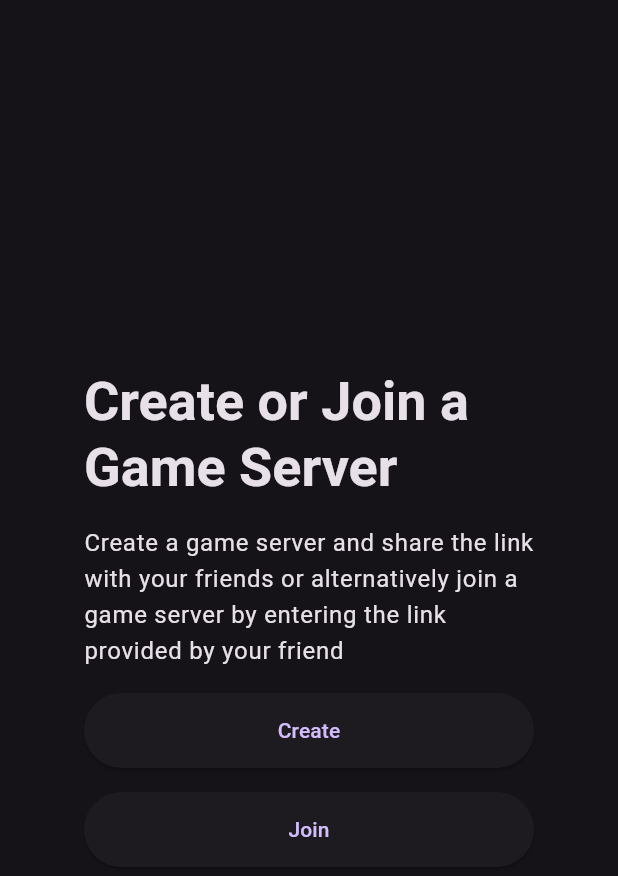
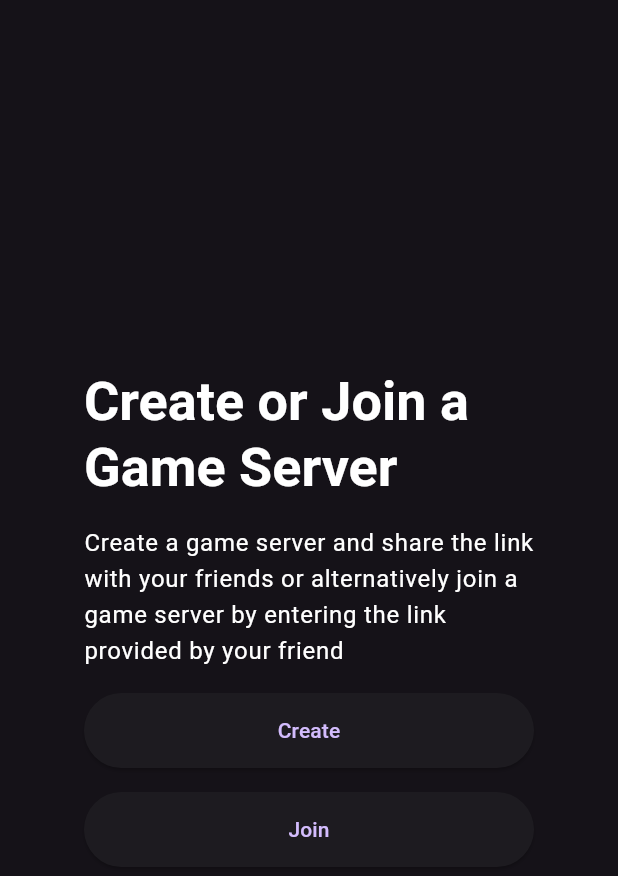
Before and after one commit to donald-88/card-game-sockets, a Flutter app: the screen it shows once a user with an empty profile is signed in, after a tap on "Create", on a phone screen of 412 x 824 dp. Shown: the top 876 px of the screen. Run offline on Flutter 3.47's test engine with Material 2 defaults, Android fonts, the phone set to English and light mode, and no system bars; our stand-ins replace firebase_auth, firebase_core, socket_io_client; accounts and stored records are empty; network calls fail.

```diff
--- a/lib/pages/authentication/signIn.dart
+++ b/lib/pages/authentication/signIn.dart
@@ -50,12 +50,12 @@ class _SignInState extends State<SignIn> {
                 style: Theme.of(context)
                     .textTheme
                     .displaySmall!
-                    .copyWith(fontWeight: FontWeight.bold),
+                    .copyWith(fontWeight: FontWeight.bold, color: Colors.white),
               ),
               const SizedBox(height: 16),
               Text(
                 'Enter your email and password to sign in and start playing!',
-                style: Theme.of(context).textTheme.bodyLarge,
+                style: Theme.of(context).textTheme.bodyLarge!.copyWith(color: Colors.white),
               ),
               const SizedBox(height: 16),
               TextField(
--- a/lib/pages/authentication/signUp.dart
+++ b/lib/pages/authentication/signUp.dart
@@ -43,7 +43,7 @@ class _SignUpState extends State<SignUp> {
                 style: Theme.of(context)
                     .textTheme
                     .displaySmall!
-                    .copyWith(fontWeight: FontWeight.bold),
+                    .copyWith(fontWeight: FontWeight.bold, color: Colors.white),
               ),
               const SizedBox(height: 16),
               Text(
--- a/lib/pages/game.dart
+++ b/lib/pages/game.dart
@@ -43,7 +43,7 @@ class _GamePageState extends State<GamePage> {
                   children: [
                     Text(Provider.of<RoomDataProvider>(context)
                         .player1
-                        .playerId
+                        .playerId.split('@')[0]
                         .toString()),
                     SizedBox(
                       height: 160,
@@ -157,7 +157,7 @@ class _GamePageState extends State<GamePage> {
                     ),
                     Text(Provider.of<RoomDataProvider>(context)
                         .player2
-                        .playerId
+                        .playerId.split('@')[0]
                         .toString()),
                   ],
                 ),
--- a/lib/pages/lobby.dart
+++ b/lib/pages/lobby.dart
@@ -26,18 +26,20 @@ class _LobbyState extends State<Lobby> {
     _socketMethods.updatePlayersStateListener(context);
   }
 
-  void createRoom(){
+  void createRoom() {
     User? currentUser = _auth.currentUser;
-     _socketMethods.createRoom(currentUser!.uid);
+    _socketMethods.createRoom(currentUser!.email!);
   }
 
-  void joinRoom(){
+  void joinRoom() {
     User? currentUser = _auth.currentUser;
-    _socketMethods.joinRoom(_roomIdController.text, currentUser!.uid );
+    _socketMethods.joinRoom(_roomIdController.text, currentUser!.email!);
   }
 
-  showJoinRoom(){
-    showDialog(context: context, builder: (context)=>AlertDialog(
+  showJoinRoom() {
+    showDialog(
+        context: context,
+        builder: (context) => AlertDialog(
               title: const Text('Enter Room ID'),
               content: TextField(
                 controller: _roomIdController,
@@ -47,8 +49,6 @@ class _LobbyState extends State<Lobby> {
               ],
             ));
   }
-
-
 
   @override
   Widget build(BuildContext context) {
@@ -64,12 +64,15 @@ class _LobbyState extends State<Lobby> {
               style: Theme.of(context)
                   .textTheme
                   .displaySmall!
-                  .copyWith(fontWeight: FontWeight.bold),
+                  .copyWith(fontWeight: FontWeight.bold, color: Colors.white),
             ),
             const SizedBox(height: 16),
             Text(
               'Create a game server and share the link with your friends or alternatively join a game server by entering the link provided by your friend',
-              style: Theme.of(context).textTheme.bodyLarge,
+              style: Theme.of(context)
+                  .textTheme
+                  .bodyLarge!
+                  .copyWith(color: Colors.white),
             ),
             const SizedBox(height: 16),
             ElevatedButton(
--- a/pubspec.yaml
+++ b/pubspec.yaml
@@ -39,6 +39,7 @@ dependencies:
   provider: ^6.0.5
   firebase_core: ^2.15.0
   firebase_auth: ^4.7.2
+  google_fonts: ^5.1.0
 
 dev_dependencies:
   flutter_test:
```
Also changed, not shown: lib/pages/authentication/authGate.dart (line endings or trailing spaces), pubspec.lock, 1 other file. Lines whose indentation alone changed are shown as unchanged.
